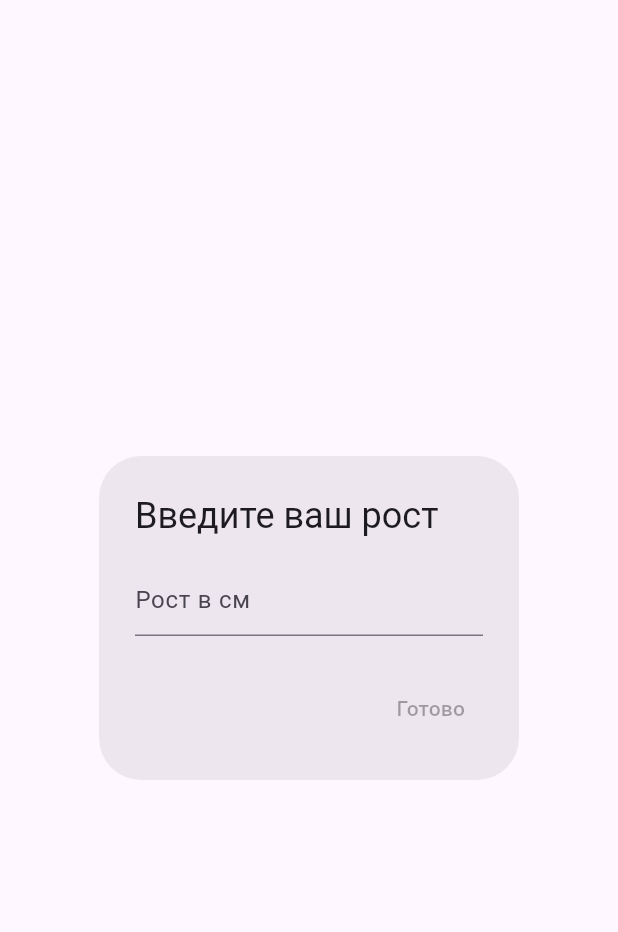
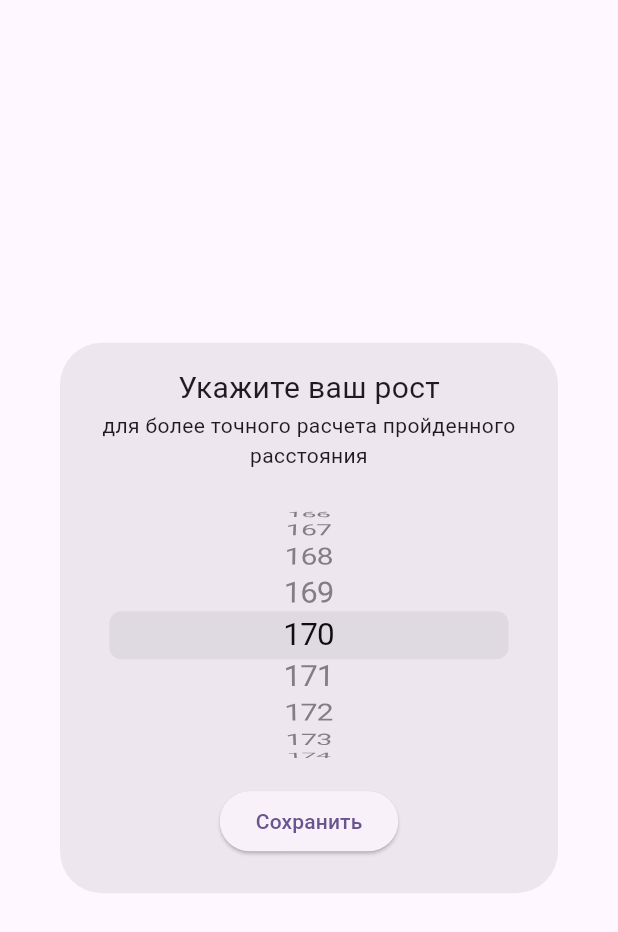
Before and after one commit to VeronikaTsitser/stepper, a Flutter app: the HeighDialogWidget widget shown alone on an empty page, opened directly, on a phone screen of 412 x 824 dp. Shown: the top 932 px of the screen. Run offline on Flutter 3.47's test engine with Material 3 defaults, Android fonts, the phone set to English and light mode, and no system bars; our stand-ins replace flutter_bloc, freezed_annotation, pedometer, permission_handler, shared_preferences; accounts and stored records are empty.

Commit message:
changed heigh picker

```diff
--- a/lib/features/stepper/presentation/components/pop_ups.dart
+++ b/lib/features/stepper/presentation/components/pop_ups.dart
@@ -1,12 +1,16 @@
+import 'dart:developer';
+
+import 'package:flutter/cupertino.dart';
 import 'package:flutter/material.dart';
 
 Future<int> showHeightDialog(BuildContext context) {
-  return showDialog(
+  return showCupertinoModalPopup(
+    barrierDismissible: false,
     context: context,
     builder: (context) => const HeighDialogWidget(),
   ).then((value) {
-    final userHeight = int.parse(value);
-    return userHeight;
+    log('Height: $value');
+    return value;
   });
 }
 
@@ -28,23 +32,34 @@ class _HeighDialogWidgetState extends State<HeighDialogWidget> {
 
   @override
   Widget build(BuildContext context) {
+    int personHeigh = 170;
+    List<int> generateNumberList(int start, int end) => List<int>.generate(end - start + 1, (index) => start + index);
+    final valuesList = generateNumberList(81, 230);
+    final initialIndex = valuesList.indexOf(personHeigh);
+
     return AlertDialog(
-      title: const Text('Введите ваш рост'),
-      content: TextField(
-        controller: controller,
-        keyboardType: TextInputType.number,
-        decoration: const InputDecoration(hintText: "Рост в см"),
+      content: Column(
+        mainAxisSize: MainAxisSize.min,
+        children: [
+          const Text('Укажите ваш рост', style: TextStyle(fontSize: 20)),
+          const Text('для более точного расчета пройденного расстояния', textAlign: TextAlign.center),
+          const SizedBox(height: 10),
+          SizedBox(
+            height: 200,
+            child: CupertinoPicker(
+              itemExtent: 32,
+              useMagnifier: true,
+              onSelectedItemChanged: (int index) => personHeigh = valuesList[index],
+              scrollController: FixedExtentScrollController(initialItem: initialIndex),
+              children: valuesList.map((e) => Center(child: Text('$e'))).toList(),
+            ),
+          ),
+          ElevatedButton(
+            onPressed: () => Navigator.of(context).pop(personHeigh),
+            child: const Text('Сохранить'),
+          )
+        ],
       ),
-      actions: [
-        AnimatedBuilder(
-            animation: controller,
-            builder: (context, _) {
-              return TextButton(
-                onPressed: controller.text.isNotEmpty ? () => Navigator.of(context).pop(controller.text) : null,
-                child: const Text('Готово'),
-              );
-            }),
-      ],
     );
   }
 }
--- a/lib/features/stepper/presentation/stepper_home_screen.dart
+++ b/lib/features/stepper/presentation/stepper_home_screen.dart
@@ -38,7 +38,7 @@ class _StepperHomeScreenState extends State<StepperHomeScreen> {
         //   final prefs = await SharedPreferences.getInstance();
         //   prefs.clear();
         // },
-        child: const Icon(Icons.refresh),
+        child: const Icon(Icons.settings),
       ),
       appBar: AppBar(
         title: const Text('My Stepper'),
```
